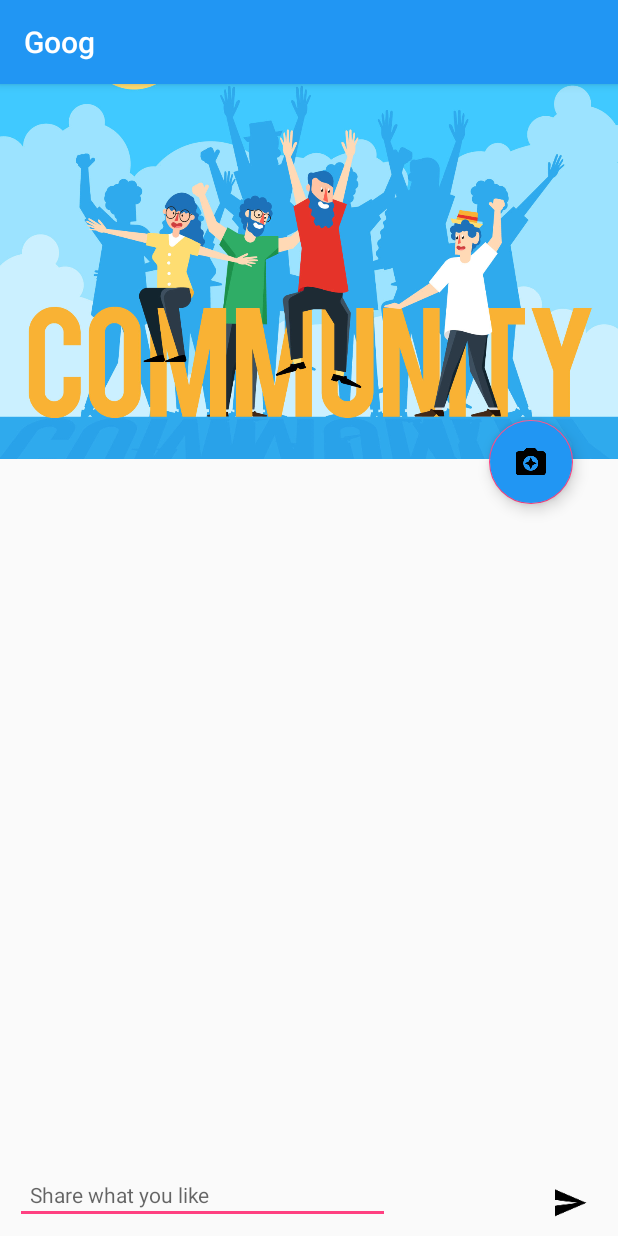
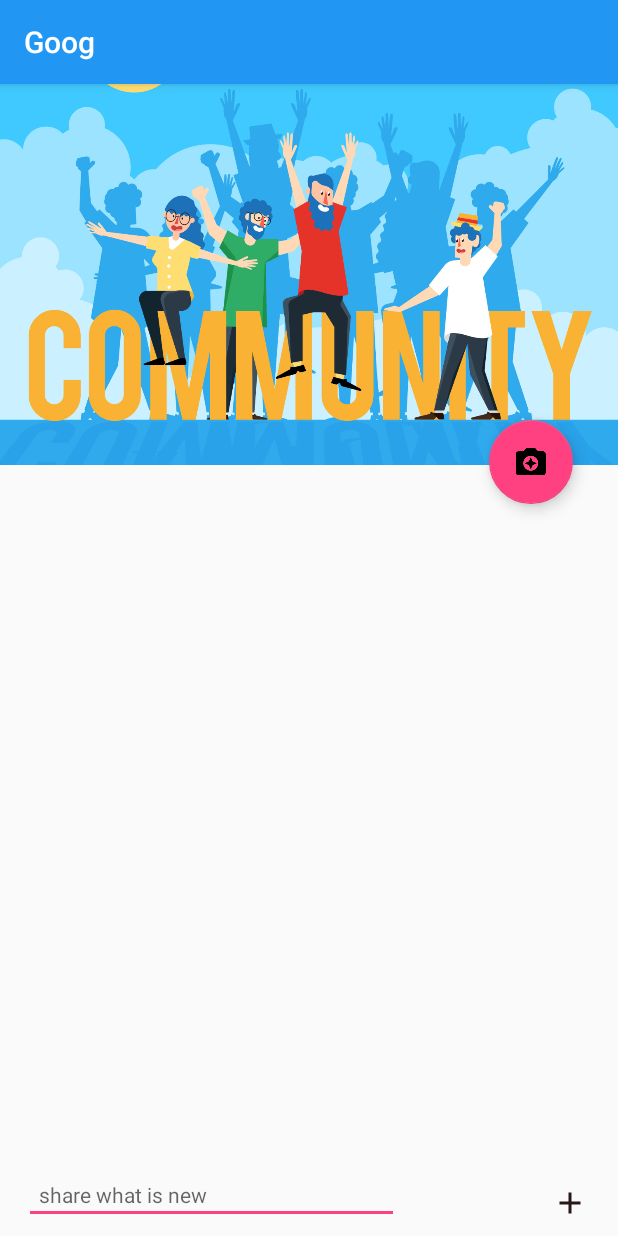
Before and after one commit to dawitephrem565/Goog2, an Android app: the PostIdea screen opened directly, with no data from a screen before it, on a phone screen of 412 x 824 dp. Run offline under Robolectric (Android 15) with nearby library versions, the phone set to English and light mode, and no system bars; libraries missing offline, so code that uses them is left out: net.gotev.uploadservice; network calls fail.

Commit message:
change the send btn(telegram image) to add btn in post idea.xml and chage the normal text of share what is new to hard coded string

```diff
--- a/app/src/main/res/layout/activity_post_idea.xml
+++ b/app/src/main/res/layout/activity_post_idea.xml
@@ -7,11 +7,10 @@
     tools:context="com.example.filenber.goog.PostIdea">
 
     <ImageView
+        android:id="@+id/post_image"
         android:layout_width="match_parent"
-        android:layout_height="250dp"
-        android:layout_marginEnd="0dp"
-android:id="@+id/post_image"
-        android:layout_marginStart="0dp"
+        android:layout_height="254dp"
+        android:contentDescription="@string/this_image_refer_to_user_to_post_there_images"
         android:scaleType="centerCrop"
         android:src="@drawable/imagebg"
         app:layout_constraintEnd_toEndOf="parent"
@@ -21,7 +20,7 @@ android:id="@+id/post_image"
     <android.support.design.widget.FloatingActionButton
         android:layout_width="wrap_content"
         android:layout_height="wrap_content"
-android:backgroundTint="@color/colorPrimary"
+
         android:id="@+id/imagechoice"
        android:src="@drawable/ic_camera_enhance_black_24dp"
 
@@ -32,14 +31,16 @@ android:backgroundTint="@color/colorPrimary"
         android:layout_marginRight="52dp" />
 
     <EditText
+        android:id="@+id/postmsg"
         android:layout_width="250dp"
         android:layout_height="wrap_content"
-        android:id="@+id/postmsg"
         android:layout_marginBottom="8dp"
-android:layout_marginLeft="10dp"
-        android:hint="Share what you like"
+        android:layout_marginLeft="16dp"
+        android:layout_marginStart="16dp"
+        android:hint="@string/share_what_you_like"
         android:padding="10dp"
-        android:textSize="14dp"
+        android:textSize="14sp"
+
         app:layout_constraintBottom_toBottomOf="parent"
         app:layout_constraintLeft_toLeftOf="parent" />
 
@@ -49,7 +50,8 @@ android:layout_marginLeft="10dp"
         android:layout_marginBottom="10dp"
 android:id="@+id/send"
         android:layout_marginRight="20dp"
-        android:background="@drawable/ic_send_black_24dp"
+        android:layout_marginEnd="20dp"
+        android:background="@drawable/ic_add_bl_24dp"
         app:layout_constraintBottom_toBottomOf="parent"
         app:layout_constraintRight_toRightOf="parent" />
 
--- a/app/src/main/res/values/strings.xml
+++ b/app/src/main/res/values/strings.xml
@@ -6,4 +6,6 @@
     <string name="title_dashboard">Dashboard</string>
     <string name="title_notifications">Notifications</string>
     <string name="title_activity_bottomnavigation">bottomnavigation</string>
+    <string name="share_what_you_like">share what is new</string>
+    <string name="this_image_refer_to_user_to_post_there_images">this image refer to user to post there images</string>
 </resources>
```
